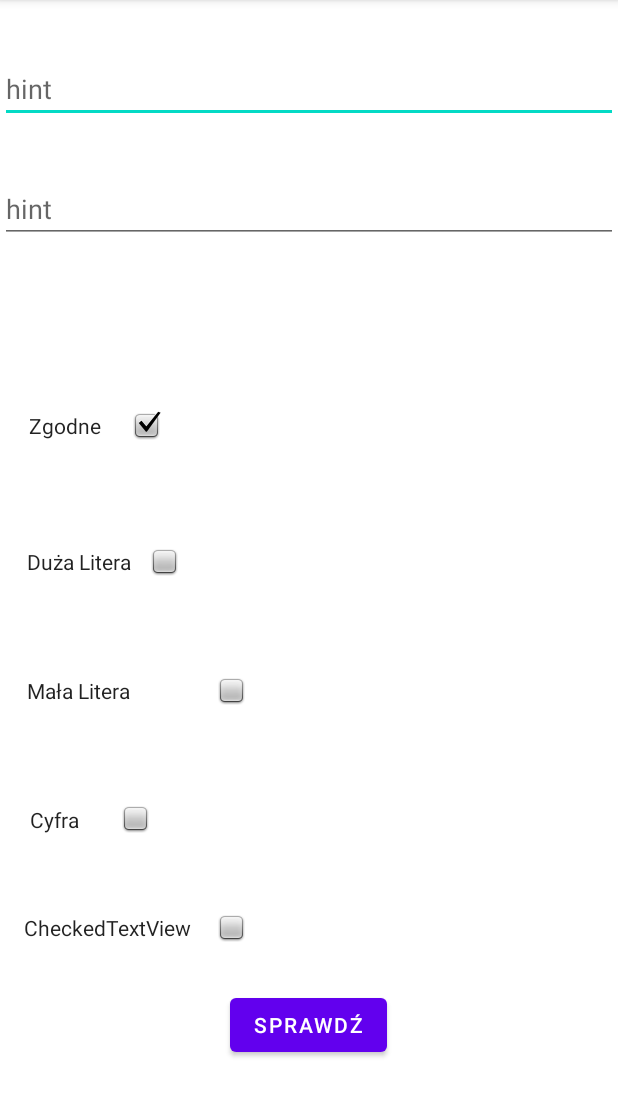
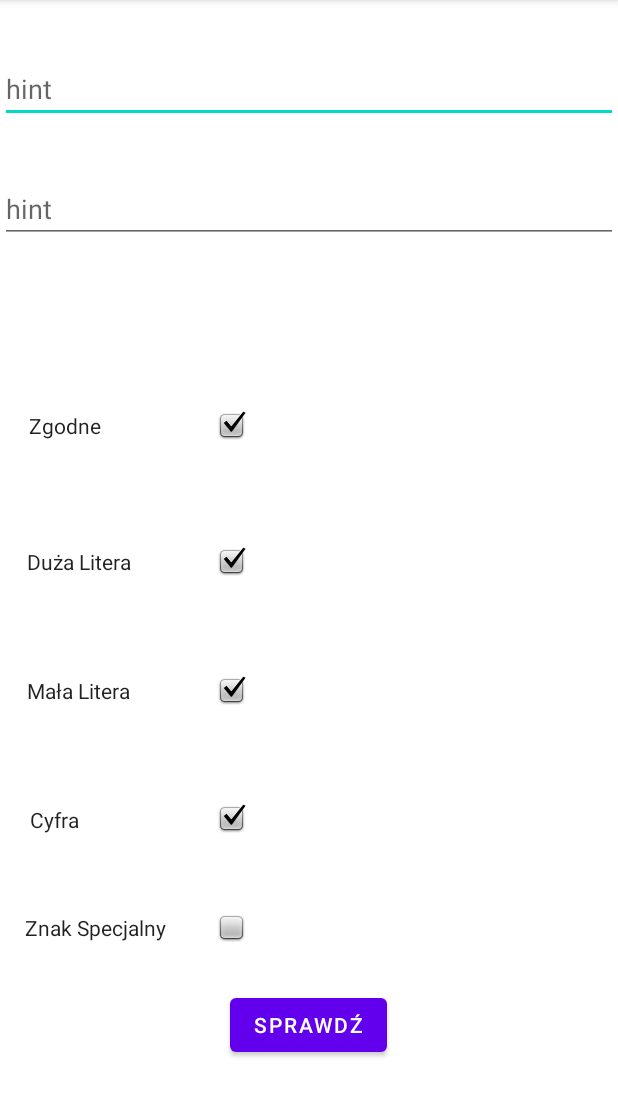
Before and after one commit to IgorBinkowski/Haslo_z_podpowiedzia, an Android app: the screen it shows after launch (MainActivity), after a tap on "SPRAWDŹ", on a phone screen of 412 x 824 dp, the part 84-1201 px from its top. Run offline under Robolectric (Android 15) with nearby library versions, the phone set to English and light mode, and no system bars.

Commit message:
Check 2,3,4

```diff
--- a/app/src/main/java/com/nkodem/haslozpodpowiedzi/MainActivity.kt
+++ b/app/src/main/java/com/nkodem/haslozpodpowiedzi/MainActivity.kt
@@ -17,15 +17,26 @@ class MainActivity : AppCompatActivity() {
         findViewById<Button>(R.id.Sprawdź).setOnClickListener {
             var password = findViewById<TextInputEditText>(R.id.Hasło).text.toString()
             var potwierdź = findViewById<TextInputEditText>(R.id.Potwierdź).text.toString()
-
+            var duza ="-?+(\\.[A-Z]+)?".toRegex()
+            var mala ="-?+(\\.[a-z]+)?".toRegex()
+            var cyfra ="-?+(\\.[0-9]+)?".toRegex()
             if (password == potwierdź){
                 findViewById<ImageView>(R.id.imageView).setImageResource(android.R.drawable.checkbox_on_background)
             }
                 else{
                 findViewById<ImageView>(R.id.imageView).setImageResource(android.R.drawable.checkbox_off_background)}
-            if (password=="^(?=.*[A-Z])$"){
-                findViewById<ImageView>(R.id.imageView2).setImageResource(android.R.drawable.checkbox_on_background)
+            if (duza.containsMatchIn(password)) {
+                findViewById<ImageView>(R.id.imageView2).setImageResource(android.R.drawable.checkbox_on_background)}
+                else{
+                findViewById<ImageView>(R.id.imageView2).setImageResource(android.R.drawable.checkbox_off_background)}
+            if (mala.containsMatchIn(password)) {
+                findViewById<ImageView>(R.id.imageView3).setImageResource(android.R.drawable.checkbox_on_background)}
+            else{
+                findViewById<ImageView>(R.id.imageView3).setImageResource(android.R.drawable.checkbox_off_background)}
+            if (cyfra.containsMatchIn(password)) {
+                findViewById<ImageView>(R.id.imageView4).setImageResource(android.R.drawable.checkbox_on_background)}
+            else{
+                findViewById<ImageView>(R.id.imageView4).setImageResource(android.R.drawable.checkbox_off_background)}
             }
         }
     }
-}
--- a/app/src/main/res/layout/activity_main.xml
+++ b/app/src/main/res/layout/activity_main.xml
@@ -24,7 +24,7 @@
         android:layout_height="wrap_content"
         app:layout_constraintBottom_toBottomOf="parent"
         app:layout_constraintEnd_toEndOf="parent"
-        app:layout_constraintHorizontal_bias="0.206"
+        app:layout_constraintHorizontal_bias="0.369"
         app:layout_constraintStart_toStartOf="parent"
         app:layout_constraintTop_toTopOf="parent"
         app:layout_constraintVertical_bias="0.716"
@@ -48,7 +48,7 @@
         android:layout_height="wrap_content"
         app:layout_constraintBottom_toBottomOf="parent"
         app:layout_constraintEnd_toEndOf="parent"
-        app:layout_constraintHorizontal_bias="0.255"
+        app:layout_constraintHorizontal_bias="0.369"
         app:layout_constraintStart_toStartOf="parent"
         app:layout_constraintTop_toTopOf="parent"
         app:layout_constraintVertical_bias="0.487"
@@ -168,7 +168,7 @@
         android:id="@+id/ZnakSpecjalny"
         android:layout_width="wrap_content"
         android:layout_height="wrap_content"
-        android:text="CheckedTextView"
+        android:text="Znak Specjalny"
         app:layout_constraintBottom_toBottomOf="parent"
         app:layout_constraintEnd_toEndOf="parent"
         app:layout_constraintHorizontal_bias="0.053"
@@ -182,7 +182,7 @@
         android:layout_height="wrap_content"
         app:layout_constraintBottom_toBottomOf="parent"
         app:layout_constraintEnd_toEndOf="parent"
-        app:layout_constraintHorizontal_bias="0.224"
+        app:layout_constraintHorizontal_bias="0.369"
         app:layout_constraintStart_toStartOf="parent"
         app:layout_constraintTop_toTopOf="parent"
         app:layout_constraintVertical_bias="0.366"
```
